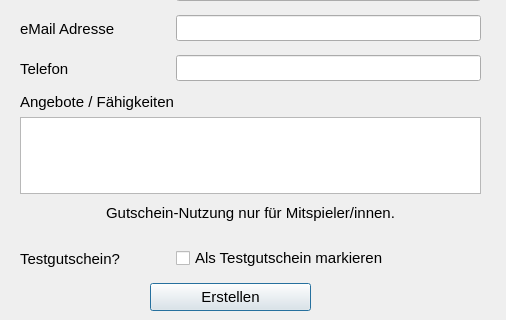
Above: src/gui/qt/ui_components/dialog_create_minuto.ui from minutogit/eMinuto-Desktop-Prototype before the change; both pictures show x 0 to 506 and y 427 to 747 of the 506 by 747 pixel window. Below: the same form after it.
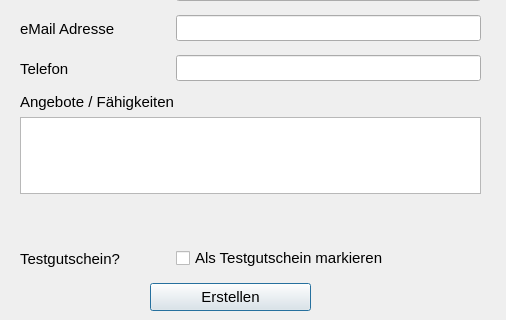
That is the form after the change.

```diff
--- a/src/gui/qt/ui_components/dialog_create_minuto.ui
+++ b/src/gui/qt/ui_components/dialog_create_minuto.ui
@@ -467,7 +467,7 @@
     </font>
    </property>
    <property name="text">
-    <string>Gutschein-Nutzung nur für Mitspieler/innen.</string>
+    <string/>
    </property>
    <property name="alignment">
     <set>Qt::AlignCenter</set>
```
Left out of the diff: 2 changed lines with no effect on the pictures.
